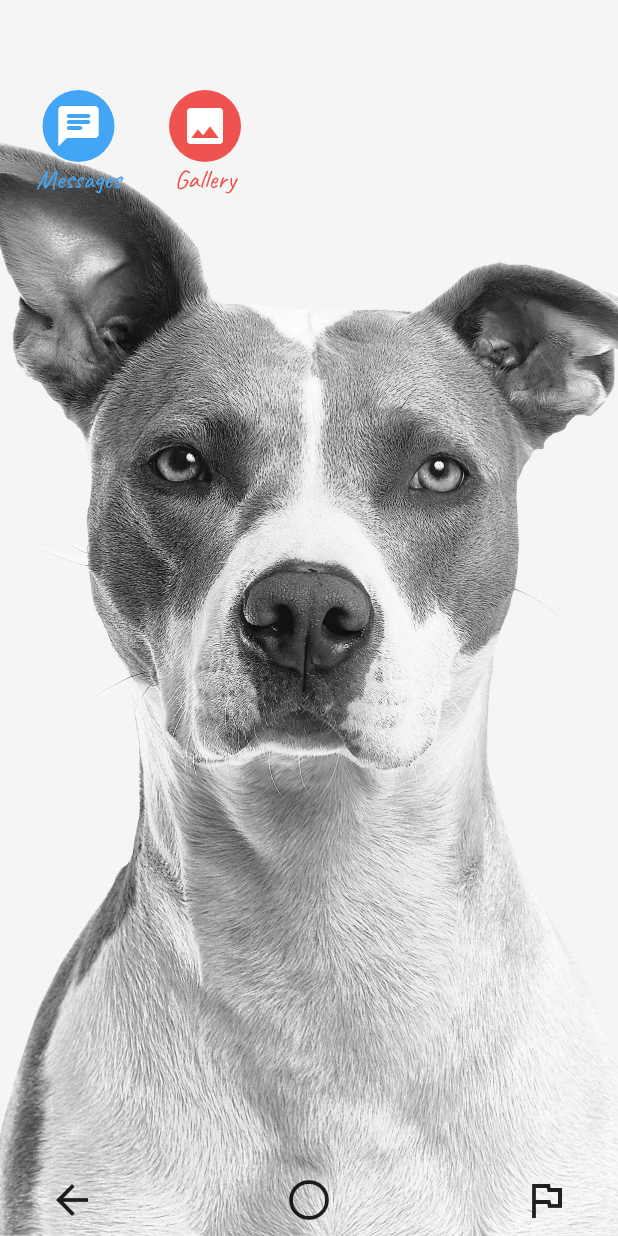
After one commit to psovit/phone-007, a Flutter app: the MissionOne screen opened directly, after a tap on the "chat" icon, on a phone screen of 412 x 824 dp. The commit adds this screen. Run offline on Flutter 3.47's test engine with Material 2 defaults, Android fonts, the light colour scheme and no system bars.

Commit message:
design for mission 1 main page

```diff
--- a/lib/main.dart
+++ b/lib/main.dart
@@ -11,9 +11,7 @@ class MyApp extends StatelessWidget {
   Widget build(BuildContext context) {
     return MaterialApp(
         title: 'Flutter Demo',
-        theme: ThemeData(
-          primarySwatch: Colors.blue,
-        ),
+        theme: ThemeData(primarySwatch: Colors.blue, fontFamily: 'Caveat'),
         home: Home());
   }
 }
--- a/lib/screens/missions/one/introduction.dart
+++ b/lib/screens/missions/one/introduction.dart
@@ -2,6 +2,7 @@ import 'dart:ui';
 
 import 'package:flutter/material.dart';
 import 'package:flutter_redux_setup/models/exports.dart';
+import 'package:flutter_redux_setup/screens/missions/one/mission_one.dart';
 import 'package:flutter_redux_setup/widgets/exports.dart';
 import 'package:flutter_redux_setup/widgets/start_button.dart';
 
@@ -59,7 +60,13 @@ class Introduction extends StatelessWidget {
                 ),
               ),
             ),
-            StartButton(onPressed: () {}),
+            StartButton(onPressed: () {
+              Navigator.of(context).push<dynamic>(
+                MaterialPageRoute<dynamic>(
+                  builder: (BuildContext context) => MissionOne(),
+                ),
+              );
+            }),
             const SizedBox(
               height: 12.0,
             ),
--- /dev/null
+++ b/lib/screens/missions/one/mission_one.dart
@@ -0,0 +1,141 @@
+import 'package:flutter/material.dart';
+import 'package:flutter_redux_setup/utils/exports.dart';
+import 'package:flutter_redux_setup/widgets/exports.dart';
+
+class MissionOne extends StatelessWidget {
+  static const String BACKGROUND_IMAGE = 'assets/images/gilberto-reyes.jpg';
+  @override
+  Widget build(BuildContext context) {
+    return Scaffold(
+      body: Container(
+        height: double.infinity,
+        width: double.infinity,
+        decoration: const BoxDecoration(
+          image: const DecorationImage(
+            image: const AssetImage(
+              BACKGROUND_IMAGE,
+            ),
+            fit: BoxFit.cover,
+          ),
+        ),
+        child: Column(
+          mainAxisAlignment: MainAxisAlignment.spaceBetween,
+          children: <Widget>[
+            Container(
+              margin: const EdgeInsets.only(
+                top: 60,
+                left: 24.0,
+              ),
+              child: Row(
+                children: <Widget>[
+                  Column(
+                    children: <Widget>[
+                      Container(
+                        decoration: BoxDecoration(
+                          color: AppColors.message,
+                          shape: BoxShape.circle,
+                        ),
+                        child: IconButton(
+                          icon: const Icon(
+                            Icons.chat_rounded,
+                            size: 32,
+                            color: Colors.white,
+                          ),
+                          onPressed: () {},
+                        ),
+                      ),
+                      Text(
+                        'Messages',
+                        style: TextStyle(
+                          fontFamily: 'Caveat',
+                          fontSize: 18,
+                          fontWeight: FontWeight.w500,
+                          color: AppColors.message,
+                        ),
+                      )
+                    ],
+                  ),
+                  const SizedBox(width: 32),
+                  Column(
+                    children: <Widget>[
+                      Container(
+                        decoration: BoxDecoration(
+                          color: AppColors.gallery,
+                          shape: BoxShape.circle,
+                        ),
+                        child: IconButton(
+                          icon: const Icon(
+                            Icons.photo,
+                            size: 32,
+                            color: Colors.white,
+                          ),
+                          onPressed: () {},
+                        ),
+                      ),
+                      Text(
+                        'Gallery',
+                        style: TextStyle(
+                          fontFamily: 'Caveat',
+                          fontSize: 18,
+                          fontWeight: FontWeight.w500,
+                          color: AppColors.gallery,
+                        ),
+                      )
+                    ],
+                  ),
+                ],
+              ),
+            ),
+            Container(
+              margin: const EdgeInsets.symmetric(horizontal: 24.0),
+              child: Row(
+                mainAxisAlignment: MainAxisAlignment.spaceBetween,
+                children: <Widget>[
+                  Container(
+                    child: IconButton(
+                      icon: const Icon(
+                        Icons.arrow_back,
+                        size: 32,
+                      ),
+                      onPressed: () async {
+                        final bool? confirmExit = await showDialog<bool>(
+                          context: context,
+                          barrierDismissible: true,
+                          builder: (BuildContext context) {
+                            return ConfirmExit();
+                          },
+                        );
+
+                        if (confirmExit != null && confirmExit) {
+                          Navigator.pop(context);
+                        }
+                      },
+                    ),
+                  ),
+                  Container(
+                    child: IconButton(
+                      icon: const Icon(
+                        Icons.circle_outlined,
+                        size: 32,
+                      ),
+                      onPressed: () {},
+                    ),
+                  ),
+                  Container(
+                    child: IconButton(
+                      icon: const Icon(
+                        Icons.flag_outlined,
+                        size: 32,
+                      ),
+                      onPressed: () {},
+                    ),
+                  )
+                ],
+              ),
+            ),
+          ],
+        ),
+      ),
+    );
+  }
+}
--- a/lib/utils/app_colors.dart
+++ b/lib/utils/app_colors.dart
@@ -8,5 +8,8 @@ class AppColors {
   static const Color black60 = const Color(0x99000000);
   static const Color black40 = const Color(0x66000000);
 
+  static Color message = Colors.blue[400] as Color;
+  static Color gallery = Colors.red[400] as Color;
+
   static const Color gray16 = const Color.fromRGBO(0, 0, 0, 0.16);
 }
--- /dev/null
+++ b/lib/widgets/confirm_exit.dart
@@ -0,0 +1,42 @@
+import 'package:flutter/material.dart';
+import 'package:flutter_redux_setup/utils/exports.dart';
+
+class ConfirmExit extends StatelessWidget {
+  @override
+  Widget build(BuildContext context) {
+    return AlertDialog(
+      title: const Text(
+        'Are you sure you want to leave this mission?',
+        style: TextStyle(
+          fontSize: 20.0,
+          color: AppColors.black60,
+        ),
+      ),
+      actions: <Widget>[
+        TextButton(
+          onPressed: () {
+            Navigator.pop(context, false);
+          },
+          child: const Text(
+            'Cancel',
+            style: TextStyle(
+              fontSize: 18.0,
+              color: AppColors.black60,
+            ),
+          ),
+        ),
+        OutlinedButton(
+          onPressed: () {
+            Navigator.pop(context, true);
+          },
+          child: const Text(
+            'Exit mission',
+            style: TextStyle(
+              fontSize: 18.0,
+            ),
+          ),
+        ),
+      ],
+    );
+  }
+}
--- a/lib/widgets/exports.dart
+++ b/lib/widgets/exports.dart
@@ -1,3 +1,4 @@
+export 'confirm_exit.dart';
 export 'go_back.dart';
 export 'mission_card.dart';
 export 'start_button.dart';
--- a/pubspec.yaml
+++ b/pubspec.yaml
@@ -49,6 +49,7 @@ flutter:
     - assets/images/antonio-sokic.jpg
     - assets/images/daria-sannikova.jpg
     - assets/images/djordje-cvetkovic.jpg
+    - assets/images/gilberto-reyes.jpg
   fonts:
     - family: Caveat
       fonts:
```
Also changed, not shown: assets/images/gilberto-reyes.jpg (added), 1 other file.
